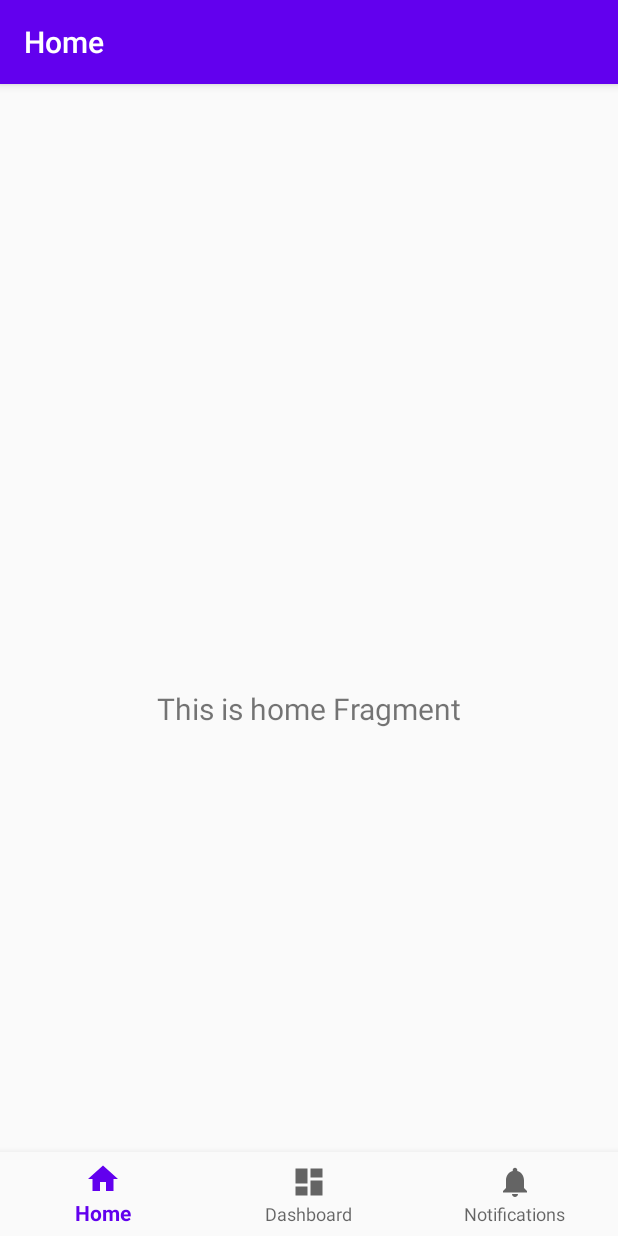
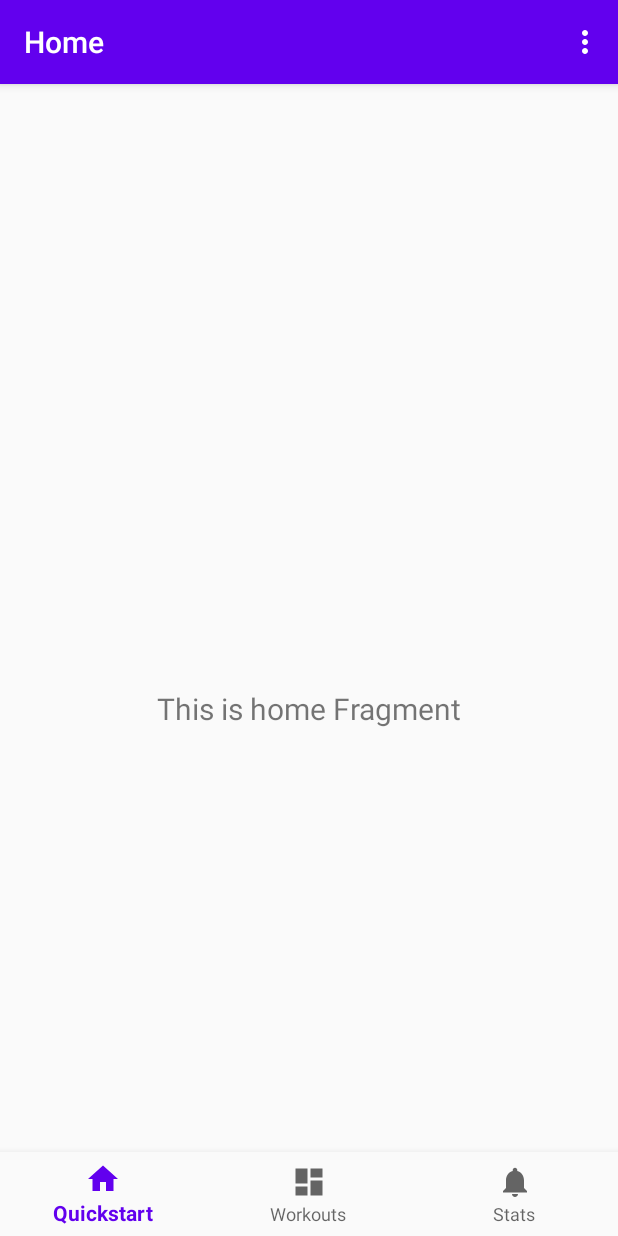
Before and after one commit to ScottMiddleton/CommandMe, an Android app: the screen it shows after launch (MainActivity), on a phone screen of 412 x 824 dp. Run offline under Robolectric (Android 15) with nearby library versions, the phone set to English and light mode, and no system bars; our stand-ins replace navigation-ui.

Commit message:
navigation and room

```diff
--- a/app/src/main/java/com/example/customboxingworkout/MainActivity.kt
+++ b/app/src/main/java/com/example/customboxingworkout/MainActivity.kt
@@ -1,26 +1,71 @@
 package com.example.customboxingworkout
 
 import android.os.Bundle
+import android.view.Menu
+import android.view.MenuInflater
+import android.view.MenuItem
 import com.google.android.material.bottomnavigation.BottomNavigationView
 import androidx.appcompat.app.AppCompatActivity
+import androidx.core.os.bundleOf
+import androidx.navigation.NavController
 import androidx.navigation.findNavController
 import androidx.navigation.ui.AppBarConfiguration
 import androidx.navigation.ui.setupActionBarWithNavController
 import androidx.navigation.ui.setupWithNavController
 
 class MainActivity : AppCompatActivity() {
+    private val closeBtnDestinations =
+        setOf(R.id.navigation_workouts)
+    private lateinit var navController: NavController
 
     override fun onCreate(savedInstanceState: Bundle?) {
         super.onCreate(savedInstanceState)
         setContentView(R.layout.activity_main)
         val navView: BottomNavigationView = findViewById(R.id.nav_view)
 
-        val navController = findNavController(R.id.nav_host_fragment)
+        navController = findNavController(R.id.nav_host_fragment)
         // Passing each menu ID as a set of Ids because each
         // menu should be considered as top level destinations.
-        val appBarConfiguration = AppBarConfiguration(setOf(
-                R.id.navigation_home, R.id.navigation_dashboard, R.id.navigation_notifications))
+        val appBarConfiguration = AppBarConfiguration(
+            setOf(
+                R.id.navigation_quickstart, R.id.navigation_workouts, R.id.navigation_stats
+            )
+        )
         setupActionBarWithNavController(navController, appBarConfiguration)
         navView.setupWithNavController(navController)
     }
+
+    override fun onCreateOptionsMenu(menu: Menu?): Boolean {
+        val inflater: MenuInflater = menuInflater
+        inflater.inflate(R.menu.options_menu, menu)
+        return true
+    }
+
+    override fun onPrepareOptionsMenu(menu: Menu?): Boolean {
+        if (closeBtnDestinations.contains(navController.currentDestination?.id)) {
+            menu?.removeItem(R.id.privacy_policy)
+            menu?.removeItem(R.id.app_license)
+            menu?.removeItem(R.id.terms_and_conditions)
+            menu?.findItem(R.id.close_btn)?.isVisible = true
+        }
+        return super.onPrepareOptionsMenu(menu)
+    }
+
+    override fun onOptionsItemSelected(item: MenuItem): Boolean {
+        return when (item.itemId) {
+//            R.id.handbook -> {
+//                navController.navigate(
+//                    R.id.pdfPreviewScreen,
+//                    bundleOf("assetName" to "Handbook_08052020.pdf")
+//                )
+//                true
+//            }
+            R.id.close_btn -> {
+                onBackPressed()
+                true
+            }
+            else -> super.onOptionsItemSelected(item)
+        }
+    }
+
 }
--- /dev/null
+++ b/app/src/main/res/drawable/ic_close_white_24dp.xml
@@ -0,0 +1,5 @@
+<vector android:height="24dp" android:tint="#FFFFFF"
+    android:viewportHeight="24.0" android:viewportWidth="24.0"
+    android:width="24dp" xmlns:android="http://schemas.android.com/apk/res/android">
+    <path android:fillColor="#FF000000" android:pathData="M19,6.41L17.59,5 12,10.59 6.41,5 5,6.41 10.59,12 5,17.59 6.41,19 12,13.41 17.59,19 19,17.59 13.41,12z"/>
+</vector>
--- a/app/src/main/res/layout/activity_main.xml
+++ b/app/src/main/res/layout/activity_main.xml
@@ -25,9 +25,11 @@
         android:layout_height="match_parent"
         app:defaultNavHost="true"
         app:layout_constraintBottom_toTopOf="@id/nav_view"
+        app:layout_constraintHorizontal_bias="0.0"
         app:layout_constraintLeft_toLeftOf="parent"
         app:layout_constraintRight_toRightOf="parent"
         app:layout_constraintTop_toTopOf="parent"
+        app:layout_constraintVertical_bias="1.0"
         app:navGraph="@navigation/mobile_navigation" />
 
 </androidx.constraintlayout.widget.ConstraintLayout>
--- a/app/src/main/res/menu/bottom_nav_menu.xml
+++ b/app/src/main/res/menu/bottom_nav_menu.xml
@@ -2,18 +2,18 @@
 <menu xmlns:android="http://schemas.android.com/apk/res/android">
 
     <item
-        android:id="@+id/navigation_home"
+        android:id="@+id/navigation_quickstart"
         android:icon="@drawable/ic_home_black_24dp"
-        android:title="@string/title_home" />
+        android:title="@string/quickstart" />
 
     <item
-        android:id="@+id/navigation_dashboard"
+        android:id="@+id/navigation_workouts"
         android:icon="@drawable/ic_dashboard_black_24dp"
-        android:title="@string/title_dashboard" />
+        android:title="@string/workouts" />
 
     <item
-        android:id="@+id/navigation_notifications"
+        android:id="@+id/navigation_stats"
         android:icon="@drawable/ic_notifications_black_24dp"
-        android:title="@string/title_notifications" />
+        android:title="@string/stats" />
 
 </menu>
--- /dev/null
+++ b/app/src/main/res/menu/options_menu.xml
@@ -0,0 +1,20 @@
+<?xml version="1.0" encoding="utf-8"?>
+<menu xmlns:android="http://schemas.android.com/apk/res/android"
+    xmlns:app="http://schemas.android.com/apk/res-auto">
+    <item
+        android:id="@+id/privacy_policy"
+        android:title="privacy_policy" />
+    <item
+        android:id="@+id/terms_and_conditions"
+        android:title="terms_and_conditions" />
+    <item
+        android:id="@+id/app_license"
+        android:title="app_license_details" />
+
+    <item
+        android:id="@+id/close_btn"
+        android:icon="@drawable/ic_close_white_24dp"
+        android:title="@string/close"
+        android:visible="false"
+        app:showAsAction="always" />
+</menu>
--- a/app/src/main/res/navigation/mobile_navigation.xml
+++ b/app/src/main/res/navigation/mobile_navigation.xml
@@ -3,22 +3,22 @@
     xmlns:app="http://schemas.android.com/apk/res-auto"
     xmlns:tools="http://schemas.android.com/tools"
     android:id="@+id/mobile_navigation"
-    app:startDestination="@+id/navigation_home">
+    app:startDestination="@+id/navigation_quickstart">
+
 
     <fragment
-        android:id="@+id/navigation_home"
+        android:id="@+id/navigation_workouts"
+        android:name="com.example.customboxingworkout.ui.dashboard.DashboardFragment"
+        android:label="@string/title_dashboard"
+        tools:layout="@layout/fragment_dashboard" />
+    <fragment
+        android:id="@+id/navigation_quickstart"
         android:name="com.example.customboxingworkout.ui.home.HomeFragment"
         android:label="@string/title_home"
         tools:layout="@layout/fragment_home" />
 
     <fragment
-        android:id="@+id/navigation_dashboard"
-        android:name="com.example.customboxingworkout.ui.dashboard.DashboardFragment"
-        android:label="@string/title_dashboard"
-        tools:layout="@layout/fragment_dashboard" />
-
-    <fragment
-        android:id="@+id/navigation_notifications"
+        android:id="@+id/navigation_stats"
         android:name="com.example.customboxingworkout.ui.notifications.NotificationsFragment"
         android:label="@string/title_notifications"
         tools:layout="@layout/fragment_notifications" />
--- a/app/src/main/res/values/strings.xml
+++ b/app/src/main/res/values/strings.xml
@@ -3,4 +3,8 @@
     <string name="title_home">Home</string>
     <string name="title_dashboard">Dashboard</string>
     <string name="title_notifications">Notifications</string>
+    <string name="quickstart">Quickstart</string>
+    <string name="workouts">Workouts</string>
+    <string name="close">Close</string>
+    <string name="stats">Stats</string>
 </resources>
```
Also changed, not shown: app/build.gradle (+39 -16 lines), app/src/main/java/com/example/customboxingworkout/datasource/local/model/BaseDbModel.kt (added, +10 -0 lines), app/src/main/java/com/example/customboxingworkout/datasource/local/model/Exercise.kt (added, +18 -0 lines), app/src/main/java/com/example/customboxingworkout/datasource/local/model/Workout.kt (added, +25 -0 lines), app/src/main/java/com/example/customboxingworkout/datasource/local/model/WorkoutExerciseCrossRef.kt (added, +9 -0 lines), app/src/main/java/com/example/customboxingworkout/datasource/local/model/dao/BaseDao.kt (added, +48 -0 lines), app/src/main/java/com/example/customboxingworkout/datasource/local/model/dao/WorkoutDao.kt (added, +8 -0 lines), app/src/main/java/com/example/customboxingworkout/datasource/local/model/dao/WorkoutWithExercisesDao.kt (added, +14 -0 lines), build.gradle (+14 -2 lines).
